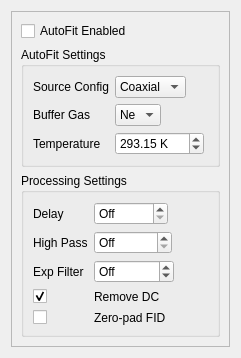
First picture: the form in autofitwidget.ui, repository kncrabtree/qtftm, before the edit.
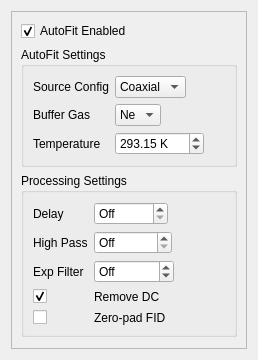
Second picture: the form after the edit.

Commit message: Enable autofit by default

```diff
--- a/autofitwidget.ui
+++ b/autofitwidget.ui
@@ -6,8 +6,8 @@
    <rect>
     <x>0</x>
     <y>0</y>
-    <width>241</width>
-    <height>334</height>
+    <width>258</width>
+    <height>360</height>
    </rect>
   </property>
   <property name="windowTitle">
@@ -35,7 +35,7 @@
          <string>AutoFit Enabled</string>
         </property>
         <property name="checked">
-         <bool>false</bool>
+         <bool>true</bool>
         </property>
        </widget>
       </item>
```
